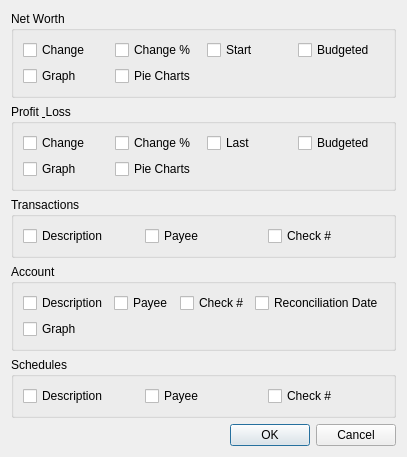
Mouchnino/moneyguru, file qt/ui/view_options_dialog.ui: the form before one commit.
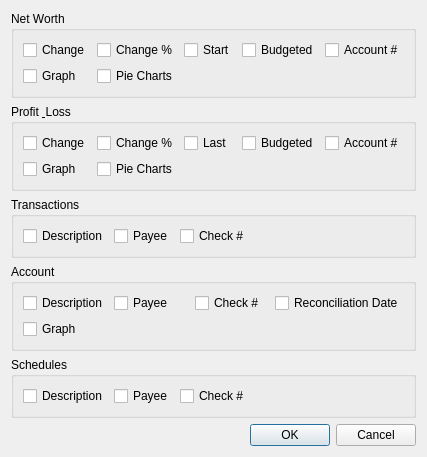
The form after the commit.

Commit message: [#81 state:fixed] Added an "Account #" attribute to accounts.

The edit to the form file:
```diff
--- a/qt/ui/view_options_dialog.ui
+++ b/qt/ui/view_options_dialog.ui
@@ -62,6 +62,13 @@
         </property>
        </widget>
       </item>
+      <item row="0" column="4">
+       <widget class="QCheckBox" name="nwAccountNumberCheckBox">
+        <property name="text">
+         <string>Account #</string>
+        </property>
+       </widget>
+      </item>
      </layout>
     </widget>
    </item>
@@ -113,6 +120,13 @@
         </property>
        </widget>
       </item>
+      <item row="0" column="4">
+       <widget class="QCheckBox" name="plAccountNumberCheckBox">
+        <property name="text">
+         <string>Account #</string>
+        </property>
+       </widget>
+      </item>
      </layout>
     </widget>
    </item>
@@ -121,7 +135,7 @@
      <property name="title">
       <string>Transactions</string>
      </property>
-     <layout class="QGridLayout" name="gridLayout_3" columnstretch="0,0,0">
+     <layout class="QGridLayout" name="gridLayout_3" columnstretch="0,0,0,0">
       <item row="0" column="0">
        <widget class="QCheckBox" name="txnDescriptionCheckBox">
         <property name="text">
@@ -143,6 +157,19 @@
         </property>
        </widget>
       </item>
+      <item row="0" column="3">
+       <spacer name="horizontalSpacer">
+        <property name="orientation">
+         <enum>Qt::Horizontal</enum>
+        </property>
+        <property name="sizeHint" stdset="0">
+         <size>
+          <width>40</width>
+          <height>20</height>
+         </size>
+        </property>
+       </spacer>
+      </item>
      </layout>
     </widget>
    </item>
@@ -217,6 +244,19 @@
         </property>
        </widget>
       </item>
+      <item row="0" column="3">
+       <spacer name="horizontalSpacer_2">
+        <property name="orientation">
+         <enum>Qt::Horizontal</enum>
+        </property>
+        <property name="sizeHint" stdset="0">
+         <size>
+          <width>40</width>
+          <height>20</height>
+         </size>
+        </property>
+       </spacer>
+      </item>
      </layout>
     </widget>
    </item>
```
The commit also changes 38 other files.
